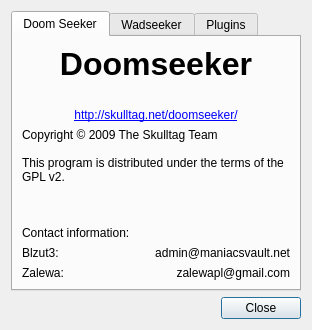
Qt form src/gui/aboutDlg.ui (Destroyerrrocket/doomseeker-unofficial) before a commit.
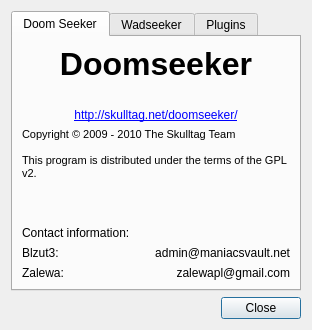
The same form after that commit.

The edit to the form file:
```diff
--- a/src/gui/aboutDlg.ui
+++ b/src/gui/aboutDlg.ui
@@ -97,9 +97,13 @@
        <item>
         <widget class="QLabel" name="label_2">
          <property name="text">
-          <string>Copyright © 2009 The Skulltag Team
-
-This program is distributed under the terms of the GPL v2.</string>
+          <string>&lt;!DOCTYPE HTML PUBLIC &quot;-//W3C//DTD HTML 4.0//EN&quot; &quot;http://www.w3.org/TR/REC-html40/strict.dtd&quot;&gt;
+&lt;html&gt;&lt;head&gt;&lt;meta name=&quot;qrichtext&quot; content=&quot;1&quot; /&gt;&lt;style type=&quot;text/css&quot;&gt;
+p, li { white-space: pre-wrap; }
+&lt;/style&gt;&lt;/head&gt;&lt;body style=&quot; font-family:'MS Shell Dlg 2'; font-size:8.25pt; font-weight:400; font-style:normal;&quot;&gt;
+&lt;p style=&quot; margin-top:0px; margin-bottom:0px; margin-left:0px; margin-right:0px; -qt-block-indent:0; text-indent:0px;&quot;&gt;&lt;span style=&quot; font-size:8pt;&quot;&gt;Copyright © 2009 - 2010 The Skulltag Team&lt;/span&gt;&lt;/p&gt;
+&lt;p style=&quot;-qt-paragraph-type:empty; margin-top:0px; margin-bottom:0px; margin-left:0px; margin-right:0px; -qt-block-indent:0; text-indent:0px; font-size:8pt;&quot;&gt;&lt;/p&gt;
+&lt;p style=&quot; margin-top:0px; margin-bottom:0px; margin-left:0px; margin-right:0px; -qt-block-indent:0; text-indent:0px;&quot;&gt;&lt;span style=&quot; font-size:8pt;&quot;&gt;This program is distributed under the terms of the GPL v2.&lt;/span&gt;&lt;/p&gt;&lt;/body&gt;&lt;/html&gt;</string>
          </property>
          <property name="alignment">
           <set>Qt::AlignBottom|Qt::AlignLeading|Qt::AlignLeft</set>
```
Left out of the diff: 2 changed lines with no effect on the pictures.
